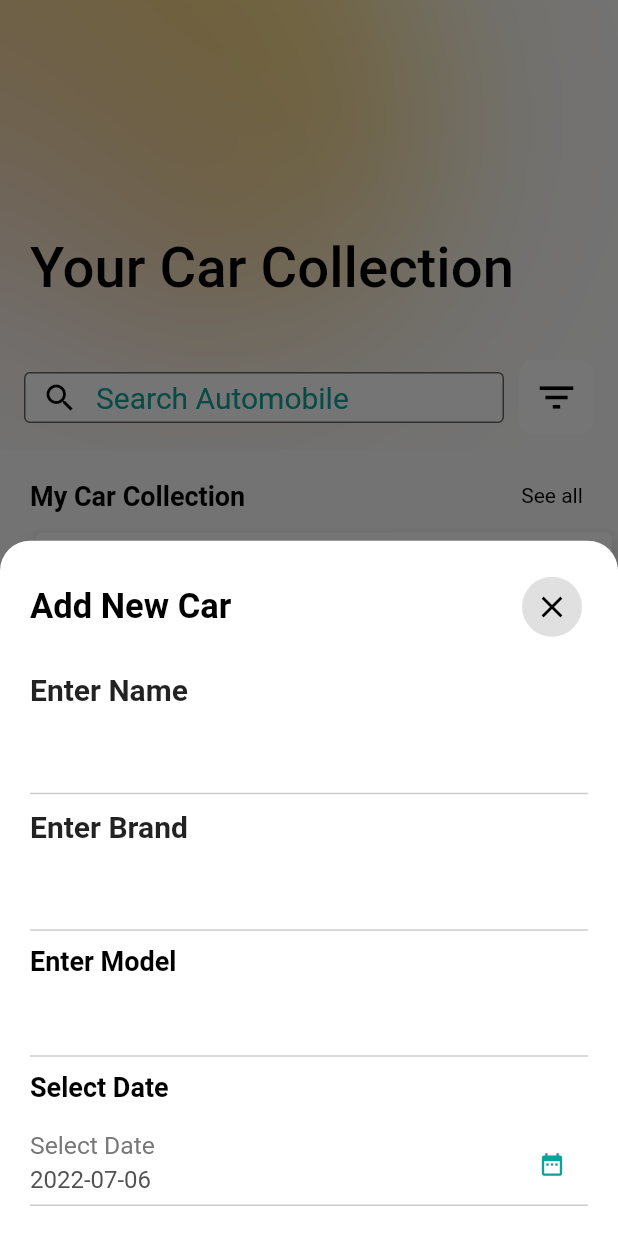
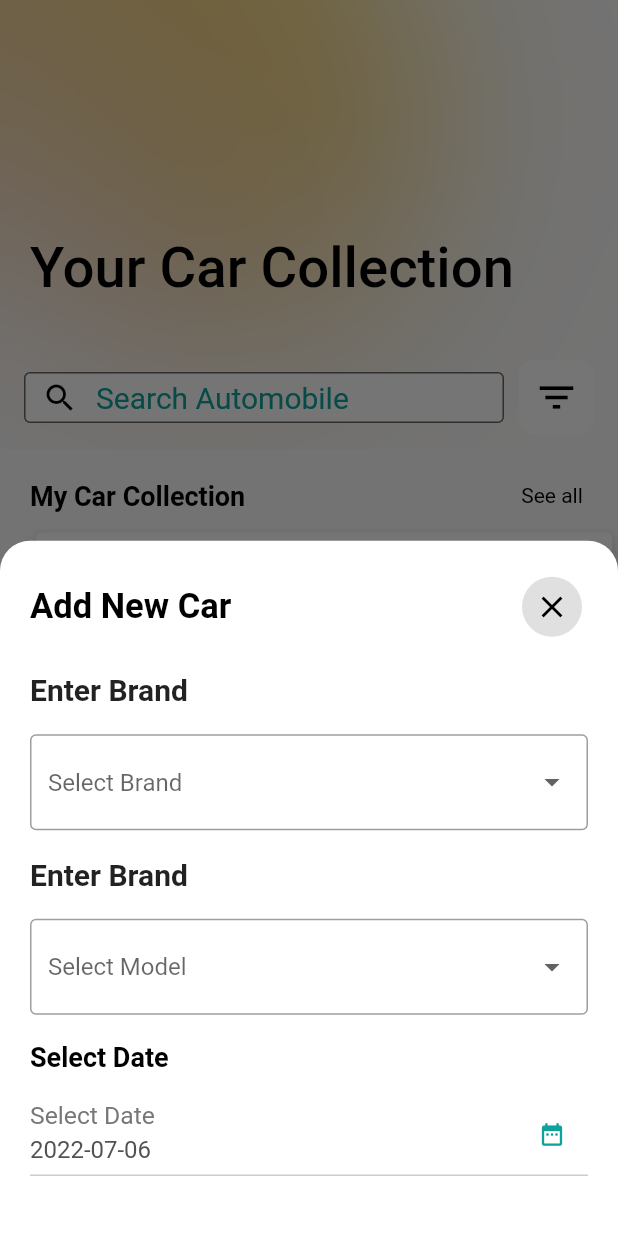
Before and after one commit to danbeyene/carismatic_automobile_search_app, a Flutter app: the TabHomePage screen opened directly, after a tap on the "add" icon, on a phone screen of 412 x 824 dp. Run offline on Flutter 3.47's test engine with Material 2 defaults, Android fonts, the phone set to English and light mode, and no system bars; drawn by our look-alikes of flutter_typeahead; our stand-ins replace cached_network_image, flashy_tab_bar2, flutter_html, fluttertoast, google_maps_flutter, google_mobile_ads and 3 more; network calls fail.

Commit message:
update ui

```diff
--- /dev/null
+++ b/carsimatic_app/lib/ui/home/ad_helper.dart
@@ -0,0 +1,33 @@
+import 'dart:io';
+
+class AdHelper {
+
+  static String get bannerAdUnitId {
+    if (Platform.isAndroid) {
+      return 'ca-app-pub-3940256099942544/6300978111';
+    } else if (Platform.isIOS) {
+      return 'ca-app-pub-3940256099942544/2934735716';
+    } else {
+      throw new UnsupportedError('Unsupported platform');
+    }
+  }
+  static String get interstitialAdUnitId {
+    if (Platform.isAndroid) {
+      return "ca-app-pub-3940256099942544/1033173712";
+    } else if (Platform.isIOS) {
+      return "ca-app-pub-3940256099942544/4411468910";
+    } else {
+      throw new UnsupportedError("Unsupported platform");
+    }
+  }
+
+  static String get rewardedAdUnitId {
+    if (Platform.isAndroid) {
+      return "ca-app-pub-3940256099942544/5224354917";
+    } else if (Platform.isIOS) {
+      return "ca-app-pub-3940256099942544/1712485313";
+    } else {
+      throw new UnsupportedError("Unsupported platform");
+    }
+  }
+}
--- a/carsimatic_app/lib/ui/home/tab_home.dart
+++ b/carsimatic_app/lib/ui/home/tab_home.dart
@@ -5,6 +5,12 @@ import 'package:flutter/material.dart';
 import 'package:flutter/services.dart';
 import 'package:fluttertoast/fluttertoast.dart';
 import 'package:carismatic/constants/constant.dart';
+
+// TODO: Import google_mobile_ads.dart
+import 'package:google_mobile_ads/google_mobile_ads.dart';
+// TODO: Import ad_helper.dart
+import 'package:carismatic/ui/home/ad_helper.dart';
+
 
 
 import 'package:carismatic/model/search_model.dart';
@@ -15,16 +21,19 @@ import 'package:flutter_typeahead/flutter_typeahead.dart';
 class TabHomePage extends StatefulWidget {
   const TabHomePage({ Key? key }) : super(key: key);
 
+
+
   @override
   _TabHomePageState createState() => _TabHomePageState();
 }
 
 class _TabHomePageState extends State<TabHomePage> with TickerProviderStateMixin {
-  final TextEditingController _etName = TextEditingController();
-  final TextEditingController _etBrand = TextEditingController();
-  final TextEditingController _etModel = TextEditingController();
   DateTime _selectedDate = DateTime.now(), initialDate = DateTime.now();
   TextEditingController _etDate = TextEditingController();
+// TODO: Add _bannerAd
+  BannerAd? _bannerAd;
+  // COMPLETE: Add _interstitialAd
+  InterstitialAd? _interstitialAd;
 
   // initialize global widget
   final _globalWidget = GlobalWidget();
@@ -40,18 +49,18 @@ class _TabHomePageState extends State<TabHomePage> with TickerProviderStateMixin
   String? _valYear;
   String? _valBrand;
   String? _valModel;
-  List _brandList = [
+  final List _brandList = [
     "BMW",
     "Mercedes-Benz",
   ];
-  List _modelList = [
+  final List _modelList = [
     "5 Series",
     "4 Series",
     "GLA 250",
     "CLA 250",
   ];
 
-  TextEditingController _etSearch = TextEditingController();
+  final TextEditingController _etSearch = TextEditingController();
   late ScrollController _scrollController;
   bool _isScrolled = false;
 
@@ -59,26 +68,41 @@ class _TabHomePageState extends State<TabHomePage> with TickerProviderStateMixin
   List<dynamic> myList = [];
   // List<dynamic> mercedesList = [];
 
-  List _yearList = [
-    "2013",
-    "2014",
-    "2015",
-    "2016",
-    "2017",
-    "2018",
-    "2019",
-    "2020",
-    "2021",
-    "2022",
-    "2023",
-    "2024",
-  ];
 
 
-  int _selectedColor = 0;
-  int _selectedSize = 1;
 
   var selectedRange = const RangeValues(150.00, 1500.00);
+
+
+  void _moveToHome() {
+    showSaveModal();
+  }
+
+
+  // COMPLETE: Implement _loadInterstitialAd()
+  void _loadInterstitialAd() {
+    InterstitialAd.load(
+      adUnitId: AdHelper.interstitialAdUnitId,
+      request: const AdRequest(),
+      adLoadCallback: InterstitialAdLoadCallback(
+        onAdLoaded: (ad) {
+          ad.fullScreenContentCallback = FullScreenContentCallback(
+            onAdDismissedFullScreenContent: (ad) {
+              _moveToHome();
+            },
+          );
+
+          setState(() {
+            _interstitialAd = ad;
+          });
+        },
+        onAdFailedToLoad: (err) {
+          debugPrint('Failed to load an interstitial ad: ${err.message}');
+        },
+      ),
+    );
+  }
+
 
   @override
   void initState() {
@@ -89,6 +113,27 @@ class _TabHomePageState extends State<TabHomePage> with TickerProviderStateMixin
     myAutomobiles();
     // mercedesAutomobiles();
 
+
+    // COMPLETE: Load a Interstitial Ad
+    _loadInterstitialAd();
+    // TODO: Load a banner ad
+    BannerAd(
+      adUnitId: AdHelper.bannerAdUnitId,
+      request: const AdRequest(),
+      size: AdSize.banner,
+      listener: BannerAdListener(
+        onAdLoaded: (ad) {
+          setState(() {
+            _bannerAd = ad as BannerAd;
+          });
+        },
+        onAdFailedToLoad: (ad, err) {
+          print('Failed to load a banner ad: ${err.message}');
+          ad.dispose();
+        },
+      ),
+    ).load();
+
     super.initState();
   }
 
@@ -97,9 +142,20 @@ class _TabHomePageState extends State<TabHomePage> with TickerProviderStateMixin
     _etSearch.dispose();
     _etDate.dispose();
 
+    // TODO: Dispose a BannerAd object
+    _bannerAd?.dispose();
+    // TODO: Dispose a RewardedAd object
+    // TODO: Dispose an InterstitialAd object
+    _interstitialAd?.dispose();
+
     super.dispose();
   }
 
+
+  Future<InitializationStatus> _initGoogleMobileAds() {
+    // TODO: Initialize Google Mobile Ads SDK
+    return MobileAds.instance.initialize();
+  }
   void _listenToScrollChange() {
     if (_scrollController.offset >= 100.0) {
       setState(() {
@@ -118,7 +174,10 @@ class _TabHomePageState extends State<TabHomePage> with TickerProviderStateMixin
   Widget build(BuildContext context) {
     final double boxImageSize = (MediaQuery.of(context).size.width / 6);
     return Scaffold(
-        body: CustomScrollView(
+        body: SafeArea(
+        child: Stack(
+        children: [
+        CustomScrollView(
         controller: _scrollController,
         slivers: [
           SliverAppBar(
@@ -241,16 +300,32 @@ class _TabHomePageState extends State<TabHomePage> with TickerProviderStateMixin
               ),
             ]),
           ),
-
-
         ]
     ),
+          // TODO: Display a banner when ready
+          if (_bannerAd != null)
+            Align(
+              alignment: Alignment.topCenter,
+              child: SizedBox(
+                width: _bannerAd!.size.width.toDouble(),
+                height: _bannerAd!.size.height.toDouble(),
+                child: AdWidget(ad: _bannerAd!),
+              ),
+            ),
+        ],
+        ),
+        ),
+
     floatingActionButton: FloatingActionButton(
         backgroundColor: PRIMARY_COLOR,
         onPressed: () {
-          showSaveModal();
+          // TODO: Display an Interstitial Ad
+          if (_interstitialAd != null) {
+            _interstitialAd?.show();
+          }else{
+            showSaveModal();
+          }
         },
-    tooltip: 'Increment Counter',
     child: const Icon(Icons.add)
     )
     );
@@ -289,7 +364,6 @@ class _TabHomePageState extends State<TabHomePage> with TickerProviderStateMixin
             subtitle: Text('${automobile.brand}-${automobile.model}'),
             trailing: OutlinedButton(
                 onPressed: () {
-
                 },
                 child: const Icon(Icons.delete, color: Colors.red)
             )));
@@ -463,24 +537,27 @@ class _TabHomePageState extends State<TabHomePage> with TickerProviderStateMixin
                     ),
                     const SizedBox(height: 20,),
                     // Enter Name
-                    const Text("Enter Name", style: TextStyle(fontWeight: FontWeight.bold, fontSize: 20),),
+                    const Text("Enter Brand", style: TextStyle(fontWeight: FontWeight.bold, fontSize: 20),),
                     const SizedBox(height: 10,),
-                    TextFormField(
-                      keyboardType: TextInputType.text,
-                      controller: _etName,
-                      style: const TextStyle(color: CHARCOAL),
-                      onChanged: (textValue) {
-                        setState(() {});
-                      },
-                      decoration: const InputDecoration(
-                        focusedBorder: UnderlineInputBorder(
-                            borderSide:
-                            BorderSide(color: PRIMARY_COLOR, width: 2.0)),
-                        enabledBorder: UnderlineInputBorder(
-                          borderSide: BorderSide(color: Color(0xFFCCCCCC)),
+                    Container(
+                      margin: const EdgeInsets.symmetric(vertical: 8),
+                      child: DropdownButtonFormField<String>(
+                        decoration: const InputDecoration(
+                          border: OutlineInputBorder(),
                         ),
-                        // labelText: 'Car Name',
-                        // labelStyle: TextStyle(color: BLACK_GREY),
+                        hint: const Text("Select Brand"),
+                        value: _valBrand,
+                        items: _brandList.map((value) {
+                          return DropdownMenuItem<String>(
+                            value: value,
+                            child: Text(value),
+                          );
+                        }).toList(),
+                        onChanged: (String? value) {
+                          setState(() {
+                            _valBrand = value!;
+                          });
+                        },
                       ),
                     ),
 
@@ -488,47 +565,28 @@ class _TabHomePageState extends State<TabHomePage> with TickerProviderStateMixin
                     // brand filter
                     const Text("Enter Brand", style: TextStyle(fontWeight: FontWeight.bold, fontSize: 20),),
                     const SizedBox(height: 10,),
-                    TextFormField(
-                      keyboardType: TextInputType.text,
-                      controller: _etBrand,
-                      style: const TextStyle(color: CHARCOAL),
-                      onChanged: (textValue) {
-                        setState(() {});
-                      },
-                      decoration: const InputDecoration(
-                        focusedBorder: UnderlineInputBorder(
-                            borderSide:
-                            BorderSide(color: PRIMARY_COLOR, width: 2.0)),
-                        enabledBorder: UnderlineInputBorder(
-                          borderSide: BorderSide(color: Color(0xFFCCCCCC)),
+                    Container(
+                      margin: const EdgeInsets.symmetric(vertical: 8),
+                      child: DropdownButtonFormField<String>(
+                        decoration: const InputDecoration(
+                          border: OutlineInputBorder(),
                         ),
-                        // labelText: 'Brand',
-                        // labelStyle: TextStyle(color: BLACK_GREY),
+                        hint: const Text("Select Model"),
+                        value: _valModel,
+                        items: _modelList.map((value) {
+                          return DropdownMenuItem<String>(
+                            value: value,
+                            child: Text(value),
+                          );
+                        }).toList(),
+                        onChanged: (String? value) {
+                          setState(() {
+                            _valModel = value!;
+                          });
+                        },
                       ),
                     ),
 
-                    const SizedBox(height: 10,),
-                    // model filter
-                    const Text('Enter Model', style: TextStyle(color: Colors.black, fontSize: 18, fontWeight: FontWeight.bold),),
-                    const SizedBox(height: 5,),
-                    TextFormField(
-                      keyboardType: TextInputType.text,
-                      controller: _etModel,
-                      style: const TextStyle(color: CHARCOAL),
-                      onChanged: (textValue) {
-                        setState(() {});
-                      },
-                      decoration: const InputDecoration(
-                        focusedBorder: UnderlineInputBorder(
-                            borderSide:
-                            BorderSide(color: PRIMARY_COLOR, width: 2.0)),
-                        enabledBorder: UnderlineInputBorder(
-                          borderSide: BorderSide(color: Color(0xFFCCCCCC)),
-                        ),
-                        // labelText: 'Model',
-                        // labelStyle: TextStyle(color: BLACK_GREY),
-                      ),
-                    ),
                     const SizedBox(height: 10,),
                     // date filter
                     const Text('Select Date', style: TextStyle(color: Colors.black, fontSize: 18, fontWeight: FontWeight.bold),),
--- a/carsimatic_app/pubspec.yaml
+++ b/carsimatic_app/pubspec.yaml
@@ -54,11 +54,11 @@ dev_dependencies:
   intl: ^0.17.0
   flashy_tab_bar2: ^0.0.4
   simple_animations: ^4.1.0
-  in_app_purchase: ^3.0.6
   flutter_typeahead: ^4.0.0
-  flutter_launcher_icons: "^0.9.2"
-  filter_list: ^1.0.2
+  #flutter_launcher_icons: "^0.9.2"
   shared_preferences: ^2.0.15
+  # TODO: Add google_mobile_ads as a dependency
+  google_mobile_ads: ^1.2.0
 
 # For information on the generic Dart part of this file, see the
 # following page: https://dart.dev/tools/pub/pubspec
```
Also changed, not shown: carsimatic_app/pubspec.lock, 2 other files.
